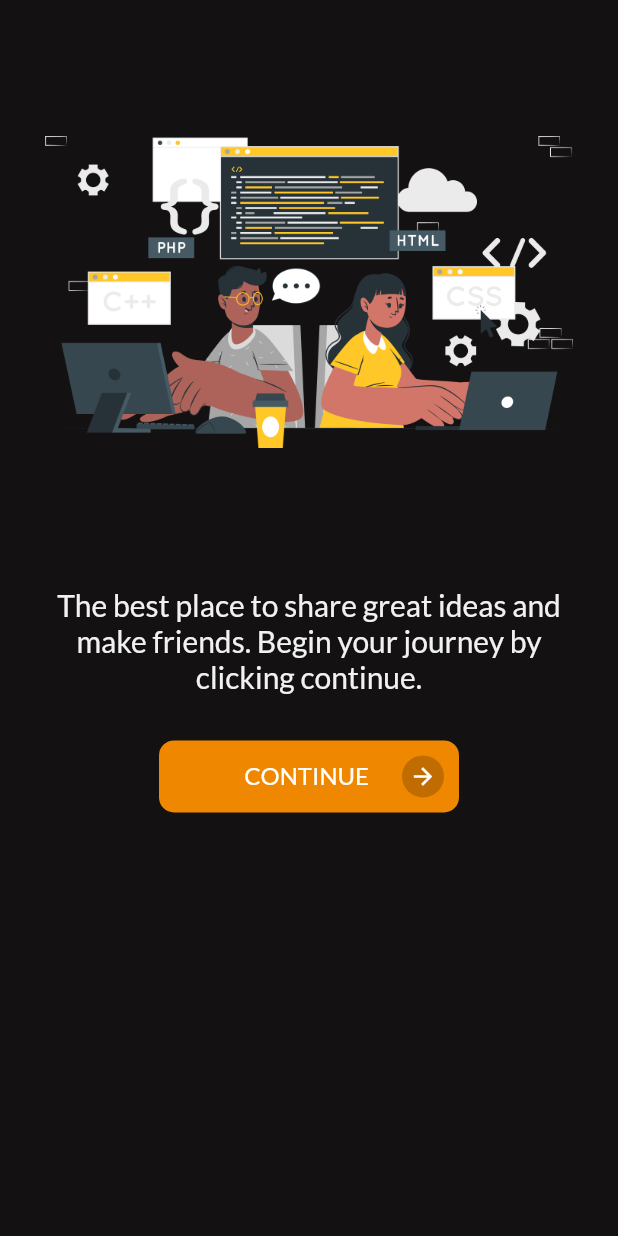
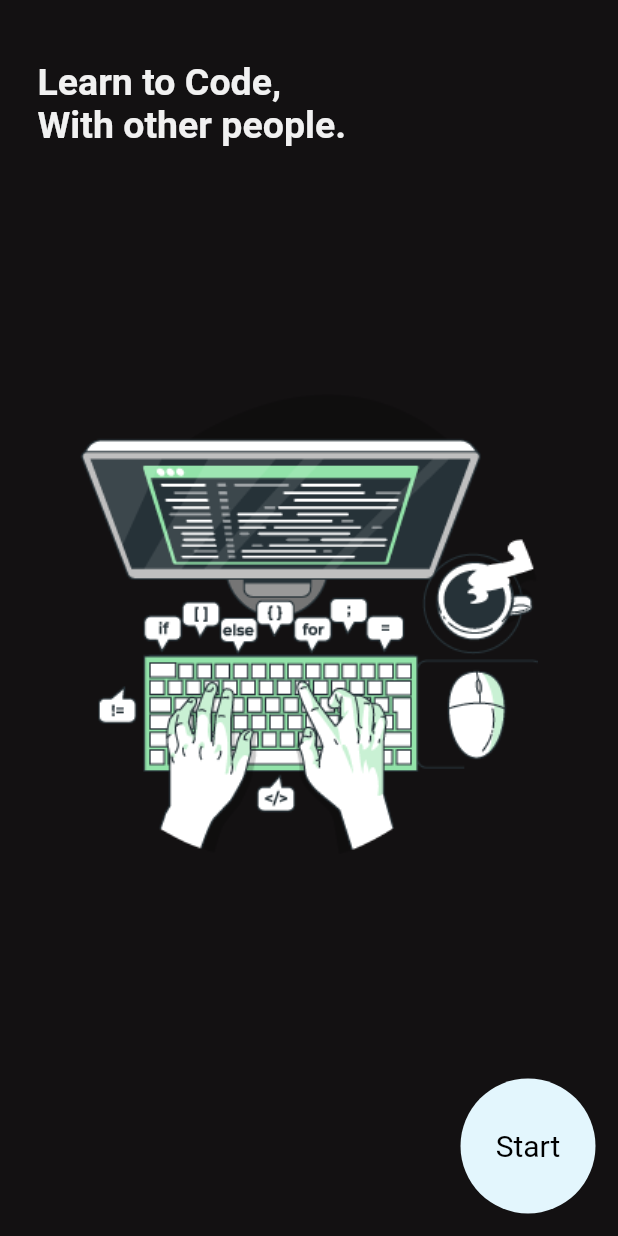
Before and after one commit to DARLINGTON-CG/DEVMET, a Flutter app: the screen it shows after launch, on a phone screen of 412 x 824 dp. Run offline on Flutter 3.47's test engine with Material 2 defaults, Android fonts, the light colour scheme and no system bars; our stand-ins replace badges, bloc, equatable, firebase_auth, firebase_core, flutter_bloc and 4 more; accounts and stored records are empty; Roboto replaces fonts that are missing (Alegreya).

```diff
--- a/devmet/lib/data_layer/repositories/auth_repository/auth_repository.dart
+++ b/devmet/lib/data_layer/repositories/auth_repository/auth_repository.dart
@@ -77,7 +77,8 @@ class AuthRepository {
           .reauthenticateWithCredential(credential);
 
       await FirebaseAuth.instance.currentUser!.delete();
-    }  catch (e) {
+      await GoogleSignIn.standard().signOut();
+    } catch (e) {
       throw AccountDeletionError();
     }
   }
--- a/devmet/lib/presentation/auth/pages/auth_page.dart
+++ b/devmet/lib/presentation/auth/pages/auth_page.dart
@@ -1,5 +1,4 @@
 import 'package:devmet/bloc/auth_bloc/auth_cubit.dart';
-import 'package:devmet/presentation/home/pages/homepage.dart';
 import 'package:flutter/material.dart';
 import 'package:flutter_bloc/flutter_bloc.dart';
 import 'package:formz/formz.dart';
@@ -16,16 +15,6 @@ class AuthPage extends StatelessWidget {
   Widget build(BuildContext context) {
     return Scaffold(
       resizeToAvoidBottomInset: false,
-      // appBar: AppBar(
-      //   title: Text(
-      //     "MEET",
-      //     style:
-      //         GoogleFonts.lobster(color: const Color(0xFF0E1B19), fontSize: 27),
-      //   ),
-      //   centerTitle: true,
-      //   elevation: 0.0,
-      //   backgroundColor: Colors.white,
-      // ),
       backgroundColor: const Color(0xFF131112),
       body: BlocProvider<AuthCubit>(
         create: (_) => AuthCubit(context.read<AuthRepository>()),
@@ -40,32 +29,31 @@ class AuthPage extends StatelessWidget {
             child: SafeArea(
               child: Column(
                 mainAxisAlignment: MainAxisAlignment.start,
-                crossAxisAlignment: CrossAxisAlignment.center,
+                crossAxisAlignment: CrossAxisAlignment.start,
                 children: [
-                  Container(
-                    width: MediaQuery.of(context).size.width,
-                    height: MediaQuery.of(context).size.height * 0.4,
-                    margin: const EdgeInsets.all(30),
-                    decoration: const BoxDecoration(
-                        image: DecorationImage(
-                      image: AssetImage("assets/images/login_illustration.png"),
-                    )),
-                  ),
                   Padding(
                     padding: const EdgeInsets.only(
-                        left: 25, right: 25, top: 2, bottom: 30),
-                    child: Text(
-                        "The best place to share great ideas and make friends. Begin your journey by clicking continue.",
-                        textAlign: TextAlign.center,
-                        style: GoogleFonts.lato(
+                        left: 25, right: 25, top: 40, bottom: 30),
+                    child: Text("Learn to Code,\nWith other people.",
+                        textAlign: TextAlign.start,
+                        style: GoogleFonts.alegreya(
                           color: const Color(0xFFF1F1F1),
-                          fontSize: 20,
-                          // fontWeight: FontWeight.bold,
+                          fontSize: 25,
+                          fontWeight: FontWeight.bold,
                         )),
                   ),
+                  Expanded(
+                    child: Container(
+                      decoration: const BoxDecoration(
+                          image: DecorationImage(
+                        image:
+                            AssetImage("assets/images/login_illustration.png"),
+                      )),
+                    ),
+                  ),
                   Builder(builder: (context) {
-                    return Padding(
-                      padding: const EdgeInsets.only(bottom: 50),
+                    return Align(
+                      alignment: Alignment.bottomRight,
                       child: LoginButton(func: () {
                         context.read<AuthCubit>().logInWithGoogle();
                       }),
--- a/devmet/lib/presentation/auth/widgets/login_button.dart
+++ b/devmet/lib/presentation/auth/widgets/login_button.dart
@@ -11,47 +11,17 @@ class LoginButton extends StatelessWidget {
     return GestureDetector(
       onTap: func,
       child: Container(
-        padding:
-            const EdgeInsets.only(top: 10, bottom: 10, left: 10, right: 10),
-        width: 200,
-        decoration: BoxDecoration(
-            borderRadius: BorderRadius.circular(10), color: Color(0xffF08700)),
-        child: Center(
-          child: Stack(
-            children: [
-
-                    Positioned(
-                      right: 50,
-                      top: 4,
-                      child: Text("CONTINUE",
-                          style: GoogleFonts.lato(
-                              fontSize: 16, color: const Color(0xFFFFFFFF))),
-                    ),
-
-              Row(
-                mainAxisAlignment: MainAxisAlignment.end,
-                crossAxisAlignment: CrossAxisAlignment.center,
-                children: [
-                  Container(
-                    padding: const EdgeInsets.all(5),
-                    decoration: BoxDecoration(
-                      borderRadius: BorderRadius.circular(40),
-                      color: Colors.black.withOpacity(0.2),
-                    ),
-                    child: const Center(
-                      child: Icon(
-                        Icons.arrow_forward_outlined,
-                        color: Colors.white,
-                        size: 18,
-                      ),
-                    ),
-                  ),
-                ],
-              )
-            ],
-          ),
-        ),
-      ),
+          padding:const EdgeInsets.all(20),
+          margin: const EdgeInsets.all(15),
+          width: 90,
+          height: 90,
+          alignment: Alignment.center,
+          decoration: BoxDecoration(
+              color:const Color(0xffe3f6fd), shape: BoxShape.circle),
+          child: Text(
+            "Start",
+            style: GoogleFonts.alegreya(fontSize: 20, color: Colors.black),
+          )),
     );
   }
 }
--- a/devmet/lib/presentation/profile/pages/profile_page.dart
+++ b/devmet/lib/presentation/profile/pages/profile_page.dart
@@ -1,4 +1,6 @@
 import 'package:badges/badges.dart';
+import 'package:devmet/presentation/anim/route_anim/slide_up.dart';
+import 'package:devmet/presentation/profile/pages/account_settings_page.dart';
 import 'package:flutter/material.dart';
 import 'package:font_awesome_flutter/font_awesome_flutter.dart';
 import 'package:google_fonts/google_fonts.dart';
@@ -151,6 +153,7 @@ class ProfilePage extends StatelessWidget {
                         child: FaIcon(FontAwesomeIcons.wrench,
                             color: Colors.black)),
                   ),
+                  onTap: () => Navigator.of(context).push(SlideUp(page: AccountSettingsPage())),
                   title: Text(
                     "Account Settings",
                     style: GoogleFonts.alegreya(
```
Also changed, not shown: devmet/lib/presentation/core_widgets/custom_dialog.dart (added, +51 -0 lines), devmet/lib/presentation/profile/pages/account_settings_page.dart (added, +90 -0 lines), devmet/assets/images/login_illustration.png, devmet/lib/presentation/core_widgets/custom_notification_banner.dart (deleted), 1 other file.
